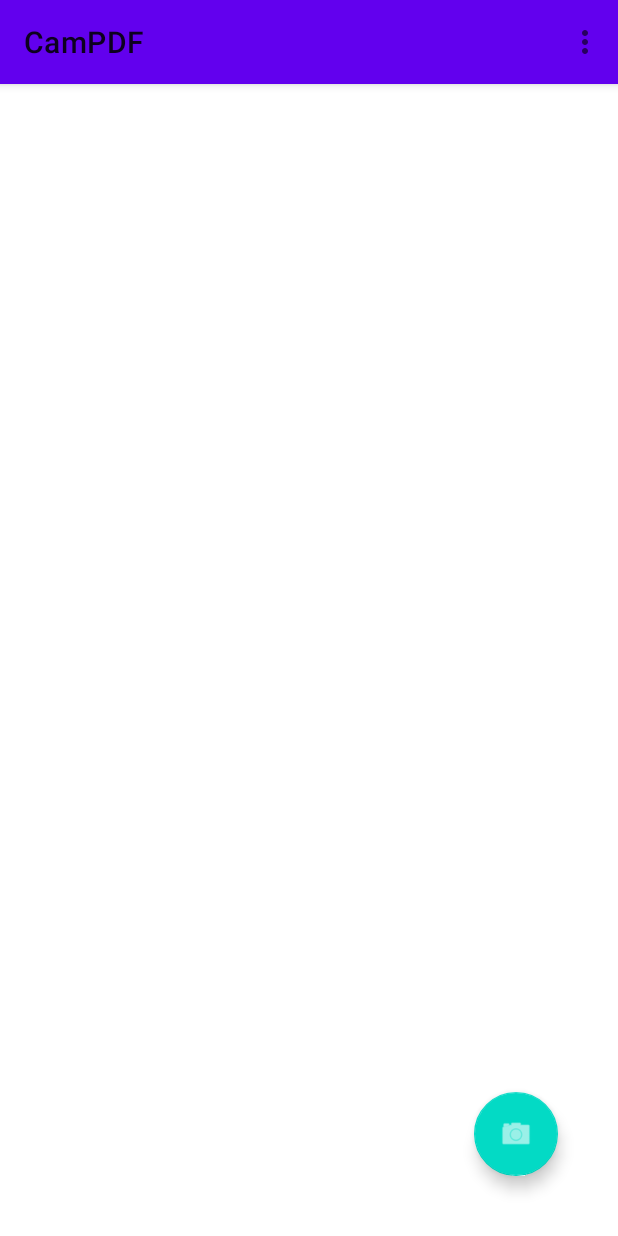
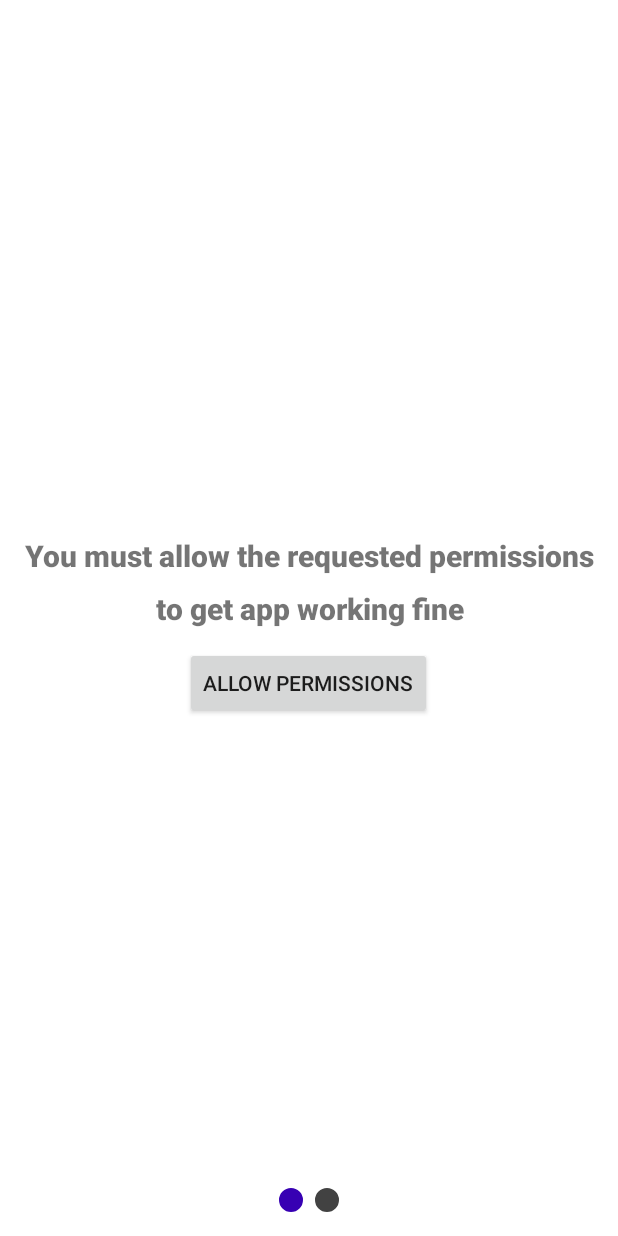
Before and after one commit to bitstuffing/campdf, an Android app: the screen it shows after launch (MainActivity before the commit, WelcomeActivity after it), on a phone screen of 412 x 824 dp. Run offline under Robolectric (Android 15) with nearby library versions, the phone set to English and light mode, and no system bars; our stand-ins replace navigation-ui; libraries missing offline, so code that uses them is left out: com.tom_roush.pdfbox, com.wdullaer.swipeactionadapter, org.bouncycastle.jce; 6 statements that could not run were skipped.

Commit message:
Welcome screen, with dotted pager, and a right place to check for required permissions

```diff
--- a/app/build.gradle
+++ b/app/build.gradle
@@ -48,7 +48,6 @@ android {
 }
 
 dependencies {
-
     implementation 'androidx.appcompat:appcompat:1.4.1'
     implementation 'com.google.android.material:material:1.5.0'
     implementation 'androidx.constraintlayout:constraintlayout:2.1.3'
--- a/app/src/main/java/com/github/bitstuffing/campdf/MainActivity.java
+++ b/app/src/main/java/com/github/bitstuffing/campdf/MainActivity.java
@@ -1,28 +1,25 @@
 package com.github.bitstuffing.campdf;
 
-import android.Manifest;
 import android.app.Activity;
 import android.app.ActivityOptions;
 import android.app.AlertDialog;
 import android.app.ProgressDialog;
 import android.content.DialogInterface;
 import android.content.Intent;
-import android.content.pm.PackageManager;
+import android.content.SharedPreferences;
 import android.graphics.Bitmap;
 import android.net.Uri;
 import android.os.Bundle;
 import android.os.Handler;
 import android.os.Message;
+import android.preference.PreferenceManager;
 import android.provider.MediaStore;
 import android.view.Menu;
 import android.view.MenuItem;
 import android.view.View;
-import android.widget.ListView;
 import android.widget.Toast;
 
 import androidx.appcompat.app.AppCompatActivity;
-import androidx.core.app.ActivityCompat;
-import androidx.core.content.ContextCompat;
 import androidx.navigation.NavController;
 import androidx.navigation.Navigation;
 import androidx.navigation.ui.AppBarConfiguration;
@@ -43,7 +40,7 @@ import java.io.IOException;
 import java.util.logging.Level;
 import java.util.logging.Logger;
 
-public class MainActivity extends AppCompatActivity implements ISignals {
+public class MainActivity extends AppCompatActivity implements ISignals{
 
     private AppBarConfiguration appBarConfiguration;
     private ActivityMainBinding binding;
@@ -140,26 +137,16 @@ public class MainActivity extends AppCompatActivity implements ISignals {
         sendMessage(code,"");
     }
 
-    private void checkPermissions(){
-        int permissionCheck = ContextCompat.checkSelfPermission(
-                MainActivity.this,
-                android.Manifest.permission.WRITE_EXTERNAL_STORAGE);
-        if (permissionCheck != PackageManager.PERMISSION_GRANTED) {
-            ActivityCompat.requestPermissions(MainActivity.this,
-                    new String[] {
-                            Manifest.permission.CAMERA,
-                            Manifest.permission.READ_EXTERNAL_STORAGE,
-                            Manifest.permission.WRITE_EXTERNAL_STORAGE,
-                            Manifest.permission.INTERNET
-                    },100);
-        }
-    }
-
     @Override
     protected void onCreate(Bundle savedInstanceState) {
         super.onCreate(savedInstanceState);
 
-        checkPermissions();
+        SharedPreferences sharedPreferences = PreferenceManager.getDefaultSharedPreferences(this);
+        if (!sharedPreferences.getBoolean(OnBoardingFragment.COMPLETED_ONBOARDING_PREF_NAME, false)) {
+            startActivity(new Intent(this, WelcomeActivity.class));
+        }
+
+        //Utils.checkPermissions(this);
         init();
 
         //set button event
@@ -340,4 +327,5 @@ public class MainActivity extends AppCompatActivity implements ISignals {
         NavController navController = Navigation.findNavController(this, R.id.nav_host_fragment_content_main);
         return NavigationUI.navigateUp(navController, appBarConfiguration) || super.onSupportNavigateUp();
     }
+
 }
--- a/app/src/main/java/com/github/bitstuffing/campdf/Utils.java
+++ b/app/src/main/java/com/github/bitstuffing/campdf/Utils.java
@@ -1,13 +1,18 @@
 package com.github.bitstuffing.campdf;
 
+import android.Manifest;
 import android.app.Activity;
 import android.content.ActivityNotFoundException;
 import android.content.ClipData;
+import android.content.Context;
 import android.content.Intent;
+import android.content.pm.PackageManager;
 import android.net.Uri;
 import android.os.Build;
 import android.provider.MediaStore;
 
+import androidx.core.app.ActivityCompat;
+import androidx.core.content.ContextCompat;
 import androidx.core.content.FileProvider;
 
 import org.apache.commons.io.FileUtils;
@@ -20,6 +25,22 @@ import java.security.Security;
 import java.util.ArrayList;
 
 public class Utils {
+
+    public static boolean checkPermissions(Context context){
+        return ContextCompat.checkSelfPermission(context,android.Manifest.permission.WRITE_EXTERNAL_STORAGE) == PackageManager.PERMISSION_GRANTED &&
+                ContextCompat.checkSelfPermission(context,android.Manifest.permission.CAMERA) == PackageManager.PERMISSION_GRANTED;
+    }
+
+    public static boolean requestPermissions(Activity activity){
+        if (!checkPermissions(activity)) {
+            ActivityCompat.requestPermissions(activity,
+                    new String[] {
+                            Manifest.permission.CAMERA,
+                            Manifest.permission.WRITE_EXTERNAL_STORAGE
+                    },100);
+        }
+        return true;
+    }
 
     public static File copyToTempFile(Uri uri, File tempFile, Activity activity) throws IOException {
         // Obtain an input stream from the uri
--- /dev/null
+++ b/app/src/main/java/com/github/bitstuffing/campdf/WelcomeActivity.java
@@ -0,0 +1,98 @@
+package com.github.bitstuffing.campdf;
+
+import static android.preference.PreferenceManager.getDefaultSharedPreferences;
+
+import android.app.Activity;
+import android.content.Intent;
+import android.content.SharedPreferences;
+import android.os.Bundle;
+import android.os.Handler;
+import android.os.Message;
+
+import androidx.annotation.NonNull;
+import androidx.annotation.Nullable;
+import androidx.fragment.app.Fragment;
+import androidx.fragment.app.FragmentActivity;
+import androidx.fragment.app.FragmentStatePagerAdapter;
+
+import com.google.android.material.tabs.TabLayout;
+
+public class WelcomeActivity extends FragmentActivity {
+
+    private static WelcomeViewPager pager;
+    private TabLayout indicator;
+
+    protected static Handler messageHandler;
+
+    static{
+        messageHandler = new Handler(){
+            @Override
+            public void handleMessage(Message msg) {
+                Bundle bundle = msg.getData();
+                int code = bundle.getInt("code",0);
+                String message = bundle.getString("message","");
+                switch(code){
+                    default:
+                        int page = pager.getCurrentItem(); //should be 0
+                        if(pager.getChildCount()>page){
+                            pager.setCurrentItem(/*1*/ page + 1 ); //pager.setCurrentItem(pager.getCurrentItem()+1);
+                        }
+                        break;
+                }
+
+            }
+        };
+    }
+
+    public static void sendMessage(int code,String message) {
+        Message messageToBeSent = new Message();
+        Bundle bundle = new Bundle();
+        bundle.putInt("code",code);
+        bundle.putString("message",message);
+        messageToBeSent.setData(bundle);
+        messageHandler.sendMessage(messageToBeSent);
+    }
+
+    public static void sendMessage(int code){
+        sendMessage(code,"");
+    }
+
+    @Override
+    protected void onCreate(@Nullable Bundle savedInstanceState) {
+        super.onCreate(savedInstanceState);
+
+        setContentView(R.layout.onboarding);
+
+        pager = (WelcomeViewPager)findViewById(R.id.pager);
+        indicator = (TabLayout)findViewById(R.id.indicatorLayout);
+
+        FragmentStatePagerAdapter adapter = new FragmentStatePagerAdapter(getSupportFragmentManager()) {
+
+            @Override
+            public int getCount() {
+                return WelcomeFragment.getPages();
+            }
+
+            @NonNull
+            @Override
+            public Fragment getItem(int position) {
+                return new WelcomeFragment(position);
+            }
+        };
+        pager.setAdapter(adapter);
+        indicator.setupWithViewPager(pager, true);
+    }
+
+    @Override
+    public void onBackPressed() {
+        //super.onBackPressed(); //avoid default event to keep the control
+    }
+
+    public static void finishOnboarding(Activity activity) {
+         SharedPreferences preferences = getDefaultSharedPreferences(activity);
+         preferences.edit().putBoolean(OnBoardingFragment.COMPLETED_ONBOARDING_PREF_NAME,true).apply();
+         Intent main = new Intent(activity, MainActivity.class);
+         activity.startActivity(main);
+         activity.finish();
+    }
+}
--- /dev/null
+++ b/app/src/main/java/com/github/bitstuffing/campdf/WelcomeFragment.java
@@ -0,0 +1,102 @@
+package com.github.bitstuffing.campdf;
+
+import android.os.Bundle;
+import android.view.LayoutInflater;
+import android.view.View;
+import android.view.ViewGroup;
+import android.widget.Button;
+import android.widget.TextView;
+
+import androidx.fragment.app.Fragment;
+
+import com.google.android.material.tabs.TabLayout;
+
+/**
+ * WelcomeFragment manage pages and positions about
+ * OnBoarding Fragment (which should inform to user and put a button)
+ */
+public class WelcomeFragment extends Fragment {
+
+    private int position;
+    private static final int PAGES = 2;
+
+    public WelcomeFragment(int position) {
+        this.position = position;
+    }
+
+    public static int getPages() {
+        return PAGES;
+    }
+
+    @Override
+    public View onCreateView(LayoutInflater inflater, ViewGroup container, Bundle s) {
+        View view = null;
+        switch(this.position){
+            case 0:
+                view = buildMainView(inflater,container);
+                break;
+            case 1:
+                view = buildFinalView(inflater,container);
+                break;
+        }
+        return view;
+    }
+
+    private View buildMainView(LayoutInflater inflater, ViewGroup container){
+        View view = inflater.inflate(R.layout.onboard_screen, container,false);
+        Button button = (Button) view.findViewById(R.id.setPermissionsButton);
+        boolean enabled = Utils.checkPermissions(getActivity());
+        setScrollClick(!enabled);
+        //if( !enabled ){
+            button.setOnClickListener(new View.OnClickListener() {
+                @Override
+                public void onClick(final View view) {
+                    Utils.requestPermissions(getActivity());
+                    boolean hasPermissions = Utils.checkPermissions(getActivity());
+                    setScrollClick(!hasPermissions);
+                    Thread thread = new Thread(new Runnable(){
+                        public void run() {
+                            while(!Utils.checkPermissions(getActivity())){ //slide to next page
+                                try {
+                                    Thread.sleep(400);
+                                } catch (InterruptedException e) {
+                                    e.printStackTrace();
+                                }
+                            }
+                            //send message with handler to activity (fragment)
+                            WelcomeActivity.sendMessage(0);
+                        }
+                    });
+                    thread.start();
+
+                }
+            });
+        //}
+        return view;
+    }
+
+    private void setScrollClick(boolean disable) {
+        TabLayout indicator = (TabLayout) getActivity().findViewById(R.id.indicatorLayout);
+        if(disable){
+            indicator.clearOnTabSelectedListeners();
+        }
+        for (View v : indicator.getTouchables()) {
+            v.setEnabled(disable);
+        }
+    }
+
+    private View buildFinalView(LayoutInflater inflater, ViewGroup container){
+        View view = inflater.inflate(R.layout.onboard_screen, container,false);
+        Button button = (Button) view.findViewById(R.id.setPermissionsButton);
+        button.setText("Let's start");
+        TextView warning = (TextView) view.findViewById(R.id.warningTextView);
+        warning.setText("All necessary operations are done");
+        button.setOnClickListener(new View.OnClickListener() {
+            @Override
+            public void onClick(View view) {
+                WelcomeActivity.finishOnboarding(getActivity());
+            }
+        });
+        return view;
+    }
+}
--- /dev/null
+++ b/app/src/main/res/drawable/default_dot.xml
@@ -0,0 +1,12 @@
+<?xml version="1.0" encoding="utf-8"?>
+<layer-list xmlns:android="http://schemas.android.com/apk/res/android">
+    <item>
+        <shape
+            android:innerRadius="0dp"
+            android:shape="ring"
+            android:thickness="8dp"
+            android:useLevel="false">
+            <solid android:color="@color/cardview_dark_background"/>
+        </shape>
+    </item>
+</layer-list>
--- /dev/null
+++ b/app/src/main/res/drawable/selected_dot.xml
@@ -0,0 +1,12 @@
+<?xml version="1.0" encoding="utf-8"?>
+<layer-list xmlns:android="http://schemas.android.com/apk/res/android">
+    <item>
+        <shape
+            android:innerRadius="0dp"
+            android:shape="ring"
+            android:thickness="8dp"
+            android:useLevel="false">
+            <solid android:color="@color/design_default_color_primary_dark"/>
+        </shape>
+    </item>
+</layer-list>
--- /dev/null
+++ b/app/src/main/res/drawable/tab_selector.xml
@@ -0,0 +1,8 @@
+<?xml version="1.0" encoding="utf-8"?>
+<selector xmlns:android="http://schemas.android.com/apk/res/android">
+
+    <item android:drawable="@drawable/selected_dot"
+        android:state_selected="true"/>
+
+    <item android:drawable="@drawable/default_dot"/>
+</selector>
--- /dev/null
+++ b/app/src/main/res/layout/onboard_screen.xml
@@ -0,0 +1,29 @@
+<?xml version="1.0" encoding="utf-8"?>
+<LinearLayout xmlns:android="http://schemas.android.com/apk/res/android"
+    android:layout_width="wrap_content"
+    android:layout_height="wrap_content"
+    android:layout_gravity="center"
+    android:gravity="center"
+    android:orientation="vertical">
+
+    <TextView
+        android:id="@+id/warningTextView"
+        android:layout_width="fill_parent"
+        android:layout_height="wrap_content"
+        android:layout_gravity="center"
+        android:fontFamily="sans-serif-black"
+        android:lineSpacingExtra="12sp"
+        android:layout_margin="12sp"
+        android:text="You must allow the requested permissions to get app working fine"
+        android:textAlignment="center"
+        android:textSize="20sp"
+        android:textStyle="bold"
+        android:typeface="sans" />
+
+    <Button
+        android:id="@+id/setPermissionsButton"
+        android:layout_width="wrap_content"
+        android:layout_height="wrap_content"
+        android:text="Allow Permissions" />
+
+</LinearLayout>
--- /dev/null
+++ b/app/src/main/res/layout/onboarding.xml
@@ -0,0 +1,29 @@
+<!--?xml version="1.0" encoding="utf-8"?-->
+<RelativeLayout
+    xmlns:android="http://schemas.android.com/apk/res/android"
+    xmlns:app="http://schemas.android.com/apk/res-auto"
+    android:layout_width="match_parent"
+    android:layout_height="wrap_content">
+
+    <com.github.bitstuffing.campdf.WelcomeViewPager
+        android:layout_width="match_parent"
+        android:layout_height="match_parent"
+        android:background="@android:color/transparent"
+        android:id="@+id/pager">
+
+    </com.github.bitstuffing.campdf.WelcomeViewPager>
+
+    <com.google.android.material.tabs.TabLayout
+        android:id="@+id/indicatorLayout"
+        app:tabBackground="@drawable/tab_selector"
+        app:tabGravity="center"
+        app:tabIndicatorHeight="0dp"
+        android:layout_alignParentBottom="true"
+        android:layout_width="match_parent"
+        android:layout_height="wrap_content"
+        android:orientation="vertical">
+
+    </com.google.android.material.tabs.TabLayout>
+
+
+</RelativeLayout>
```
Also changed, not shown: app/src/main/AndroidManifest.xml (+6 -1 lines), app/src/main/java/com/github/bitstuffing/campdf/OnBoardingFragment.java (added, +22 -0 lines), app/src/main/java/com/github/bitstuffing/campdf/WelcomeViewPager.java (added, +40 -0 lines).
